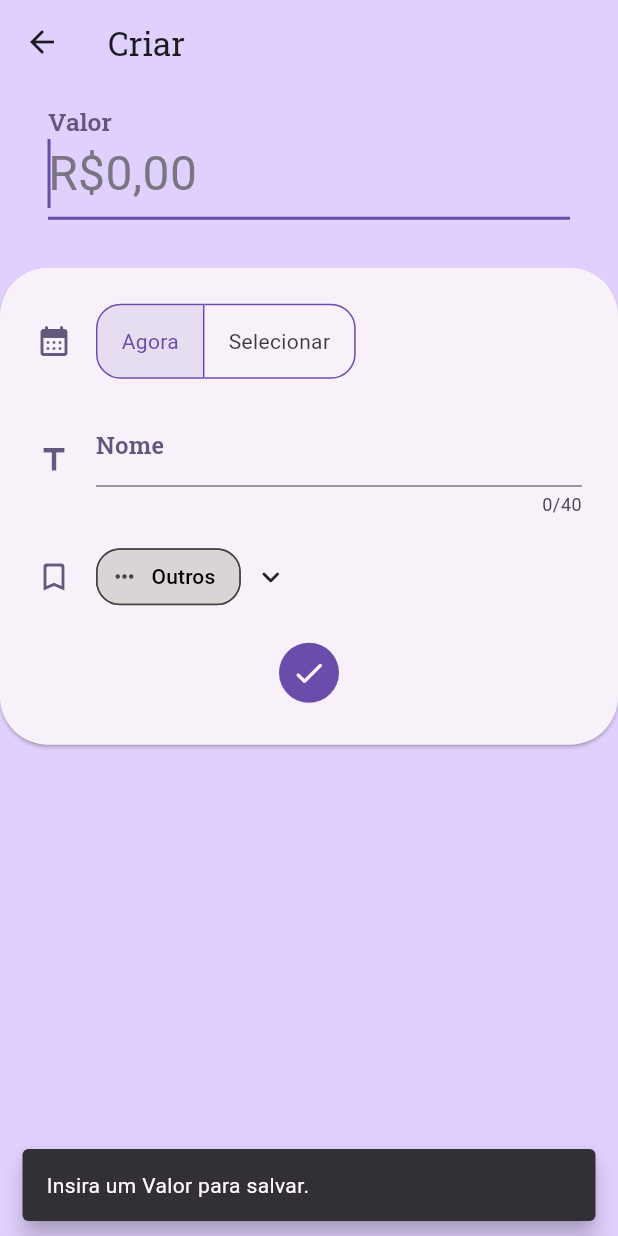
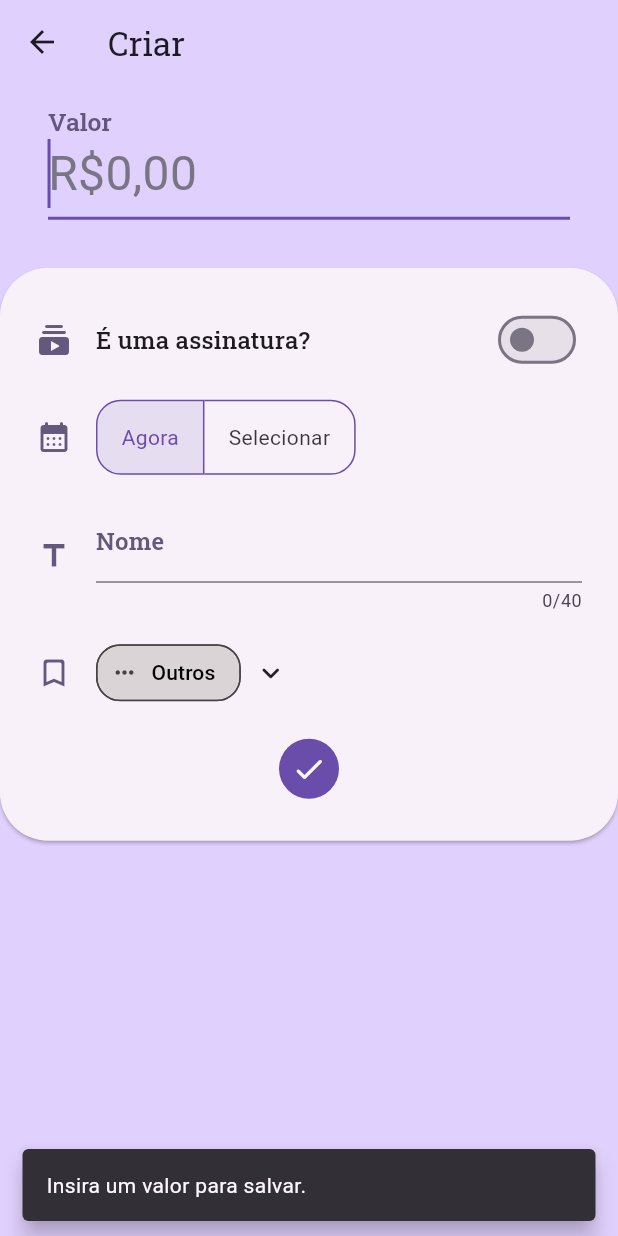
Before and after one commit to Adriaaann/tcc_app, a Flutter app: the screen it shows after launch, item 2 of the bottom bar chosen, after a tap on the "check" icon, on a phone screen of 412 x 824 dp. Run offline on Flutter 3.47's test engine with Material 3 defaults, Android fonts, the light colour scheme and no system bars; our stand-ins replace currency_text_input_formatter, fl_chart, google_fonts, sqflite; accounts and stored records are empty.

Commit message:
feat: subscription table

```diff
--- a/lib/models/financial_form_data_model.dart
+++ b/lib/models/financial_form_data_model.dart
@@ -4,6 +4,7 @@ class FinancialFormData {
   final double value;
   final String category;
   final String? title;
+  final String sourceTable;
 
   FinancialFormData({
     this.id,
@@ -11,6 +12,7 @@ class FinancialFormData {
     required this.value,
     required this.category,
     this.title,
+    this.sourceTable = 'expenses',
   });
 
   FinancialFormData copyWith({
@@ -19,12 +21,14 @@ class FinancialFormData {
     double? value,
     String? category,
     String? title,
+    String? sourceTable,
   }) => FinancialFormData(
     id: id ?? this.id,
     date: date ?? this.date,
     value: value ?? this.value,
     category: category ?? this.category,
     title: title ?? this.title,
+    sourceTable: sourceTable ?? this.sourceTable,
   );
 
   Map<String, dynamic> toMap() => {
@@ -35,12 +39,15 @@ class FinancialFormData {
     'title': title,
   };
 
-  factory FinancialFormData.fromMap(Map<String, dynamic> map) =>
+  factory FinancialFormData.fromMap(Map<String, dynamic> map, String table) =>
       FinancialFormData(
         id: map['id'] as int?,
-        date: DateTime.parse(map['date'] as String),
-        value: map['value'] as double,
+        date: DateTime.parse(map['date']),
+        value: map['value'] is int
+            ? (map['value'] as int).toDouble()
+            : map['value'],
         category: map['category'] as String,
         title: map['title'] as String?,
+        sourceTable: table,
       );
 }
--- a/lib/services/financial_data_service.dart
+++ b/lib/services/financial_data_service.dart
@@ -1,5 +1,6 @@
 import 'dart:async';
 import 'package:tcc_app/models/financial_data_model.dart';
+import 'package:tcc_app/models/financial_form_data_model.dart';
 import 'package:tcc_app/services/db_get.dart';
 import 'package:tcc_app/services/db_helper.dart';
 
@@ -29,13 +30,20 @@ class FinancialDataService {
       final expenses = await db.getAllFrom('expenses');
       final subscriptions = await db.getAllFrom('subscriptions');
 
+      final markedExpenses = expenses
+          .map((e) => e.copyWith(sourceTable: 'expenses'))
+          .toList();
+
+      final markedSubscriptions = subscriptions
+          .map((e) => e.copyWith(sourceTable: 'subscriptions'))
+          .toList();
+
       final data = FinancialData(
-        expenses: expenses,
-        subscriptions: subscriptions,
+        expenses: markedExpenses,
+        subscriptions: markedSubscriptions,
       );
 
       _cachedData = data;
-
       _controller.add(data);
     } catch (e) {
       _controller.addError(e);
@@ -54,6 +62,19 @@ class FinancialDataService {
     }
   }
 
+  List<FinancialFormData> get allItems {
+    if (_cachedData == null) return [];
+    return [..._cachedData!.expenses, ..._cachedData!.subscriptions];
+  }
+
+  List<FinancialFormData> getLastDaysData(int days) {
+    if (_cachedData == null) return [];
+    final now = DateTime.now();
+    final cutoff = now.subtract(Duration(days: days - 1));
+
+    return allItems.where((e) => e.date.isAfter(cutoff)).toList();
+  }
+
   void dispose() {
     _controller.close();
   }
--- a/lib/views/pages/financial_form_page.dart
+++ b/lib/views/pages/financial_form_page.dart
@@ -20,8 +20,14 @@ import 'package:tcc_app/views/widgets/pop_alert_widget.dart';
 class FinancialFormPage extends StatefulWidget {
   final bool isEdit;
   final FinancialFormData? initialData;
+  final bool? isSubscription;
 
-  const FinancialFormPage({super.key, required this.isEdit, this.initialData});
+  const FinancialFormPage({
+    super.key,
+    required this.isEdit,
+    this.initialData,
+    this.isSubscription,
+  });
 
   @override
   State<FinancialFormPage> createState() => _FinancialFormPageState();
@@ -31,6 +37,8 @@ class _FinancialFormPageState extends State<FinancialFormPage> {
   FinancialFormData? formData;
   final valueController = TextEditingController();
   final titleController = TextEditingController();
+  late bool isSubscription;
+  late bool originalIsSubscription;
 
   @override
   void initState() {
@@ -38,12 +46,16 @@ class _FinancialFormPageState extends State<FinancialFormPage> {
 
     if (widget.initialData != null) {
       formData = widget.initialData;
+      valueController.text = formatCurrency(formData!.value);
+      if (formData!.title != null) titleController.text = formData!.title!;
+    }
 
-      valueController.text = formatCurrency(formData!.value);
-
-      if (formData!.title != null) {
-        titleController.text = formData!.title!;
-      }
+    if (widget.initialData != null) {
+      isSubscription = formData!.sourceTable == 'subscriptions';
+      originalIsSubscription = isSubscription;
+    } else {
+      isSubscription = widget.isSubscription ?? false;
+      originalIsSubscription = isSubscription;
     }
   }
 
@@ -62,22 +74,15 @@ class _FinancialFormPageState extends State<FinancialFormPage> {
                   title: titleController.text.isNotEmpty
                       ? titleController.text
                       : null,
+                  sourceTable: isSubscription ? 'subscriptions' : 'expenses',
                 ))
             .copyWith(
               date: date,
               value: value,
               category: category,
               title: title,
+              sourceTable: isSubscription ? 'subscriptions' : 'expenses',
             );
-  }
-
-  Future<void> deleteFormData(FinancialFormData data) async {
-    if (data.id == null) return;
-
-    final db = await DbHelper.instance.database;
-    await db.delete('expenses', where: 'id = ?', whereArgs: [data.id]);
-
-    await FinancialDataService.instance.refresh();
   }
 
   Future<void> _saveForm() async {
@@ -85,33 +90,49 @@ class _FinancialFormPageState extends State<FinancialFormPage> {
       ScaffoldMessenger.of(context).showSnackBar(
         const SnackBar(
           behavior: SnackBarBehavior.floating,
-          content: Text('Insira um Valor para salvar.'),
+          content: Text('Insira um valor para salvar.'),
         ),
       );
       return;
     }
 
     final parsedValue = parseDouble(valueController.text);
-
     _updateFormData(
       value: parsedValue,
       title: titleController.text.isNotEmpty ? titleController.text : null,
     );
 
     final db = await DbHelper.instance.database;
+    final newTable = isSubscription ? 'subscriptions' : 'expenses';
+    final oldTable = originalIsSubscription ? 'subscriptions' : 'expenses';
 
-    if (formData!.id != null) {
+    if (formData!.id == null) {
+      final id = await db.insert(newTable, formData!.toMap());
+      formData = formData!.copyWith(id: id, sourceTable: newTable);
+    } else if (newTable == oldTable) {
       await db.update(
-        'expenses',
+        newTable,
         formData!.toMap(),
         where: 'id = ?',
         whereArgs: [formData!.id],
       );
     } else {
-      final id = await db.insert('expenses', formData!.toMap());
-      formData = formData!.copyWith(id: id);
+      await db.delete(oldTable, where: 'id = ?', whereArgs: [formData!.id]);
+      final id = await db.insert(newTable, formData!.toMap());
+      formData = formData!.copyWith(id: id, sourceTable: newTable);
     }
 
+    await FinancialDataService.instance.refresh();
+
+    if (mounted) Navigator.pop(context);
+  }
+
+  Future<void> _deleteForm() async {
+    if (formData?.id == null) return;
+    final db = await DbHelper.instance.database;
+    final table = formData!.sourceTable;
+
+    await db.delete(table, where: 'id = ?', whereArgs: [formData!.id]);
     await FinancialDataService.instance.refresh();
 
     if (mounted) Navigator.pop(context);
@@ -120,6 +141,21 @@ class _FinancialFormPageState extends State<FinancialFormPage> {
   @override
   Widget build(BuildContext context) {
     final List<FormFieldItem> fieldItems = [
+      FormFieldItem(
+        icon: Icons.subscriptions_rounded,
+        widget: Row(
+          mainAxisAlignment: MainAxisAlignment.spaceBetween,
+          children: [
+            Text('É uma assinatura?', style: context.textTheme.titleMedium),
+            Switch(
+              value: isSubscription,
+              onChanged: (val) {
+                setState(() => isSubscription = val);
+              },
+            ),
+          ],
+        ),
+      ),
       FormFieldItem(
         icon: Icons.calendar_month_rounded,
         widget: DateTimeFieldWidget(
@@ -182,8 +218,7 @@ class _FinancialFormPageState extends State<FinancialFormPage> {
                         FormButtonWidget(
                           onPressed: () async {
                             await confirmDelete(formData!, context);
-
-                            if (context.mounted) Navigator.pop(context);
+                            await _deleteForm();
                           },
                           icon: Icons.delete_rounded,
                           backgroundColor: context.colorScheme.error,
```
